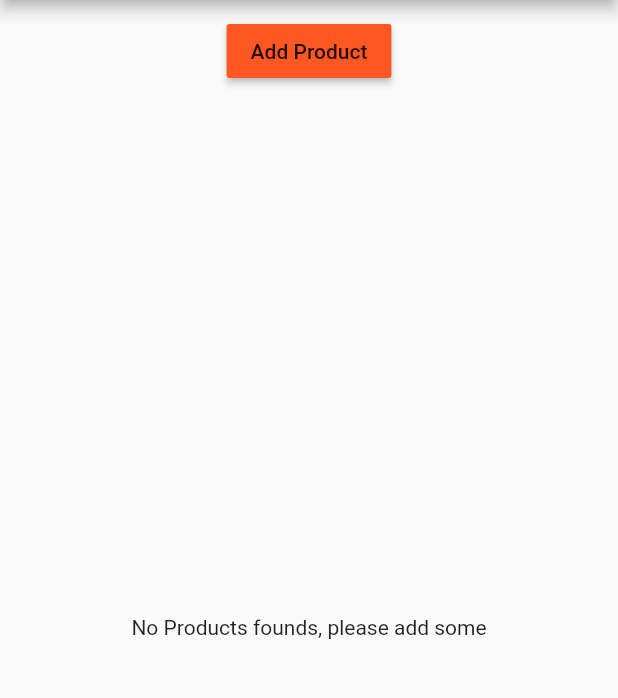
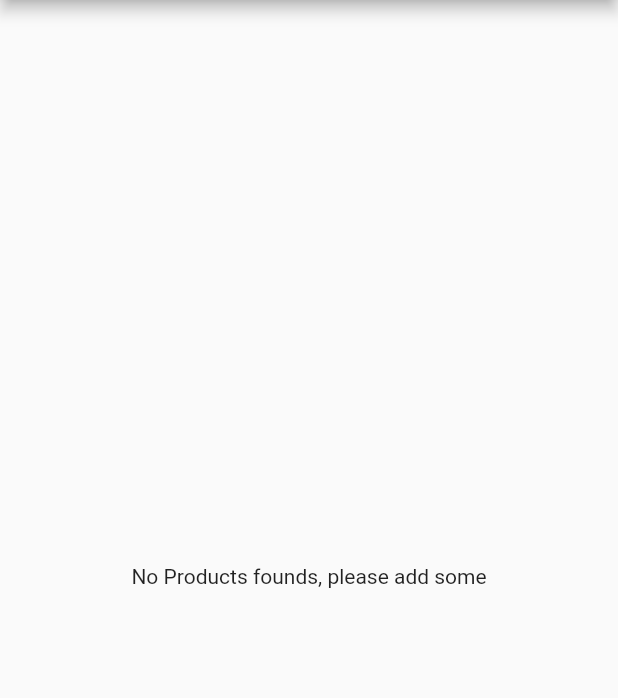
Before and after one commit to zakariae-/flutter_first_app, a Flutter app: the screen it shows after launch, on a phone screen of 412 x 824 dp, the part 84-782 px from its top. Run offline on Flutter 3.47's test engine with Material 2 defaults, Android fonts, the phone set to English and light mode, and no system bars.

Commit message:
Using form to create new product

```diff
--- a/lib/main.dart
+++ b/lib/main.dart
@@ -1,6 +1,5 @@
 import 'package:flutter/material.dart';
 // import 'package:flutter/rendering.dart';
-import './pages/auth.dart';
 import './pages/products_admin.dart';
 import './pages/products.dart';
 import './pages/product.dart';
@@ -20,9 +19,9 @@ class MyApp extends StatefulWidget {
 }
 
 class _MyAppState extends State<MyApp> {
-  List<Map<String, String>> _products = [];
+  List<Map<String, dynamic>> _products = [];
 
-  void _addProduct(Map<String, String> product) {
+  void _addProduct(Map<String, dynamic> product) {
     setState(() {
       _products.add(product);
     });
@@ -44,8 +43,8 @@ class _MyAppState extends State<MyApp> {
           accentColor: Colors.deepPurple[100]),
       // home: AuthPage(),
       routes: {
-        '/': (BuildContext context) => ProductsPage(_products, _addProduct, _deleteProduct),
-        '/admin': (BuildContext context) => ProductsAdminPage(),
+        '/': (BuildContext context) => ProductsPage(_products),
+        '/admin': (BuildContext context) => ProductsAdminPage(_addProduct, _deleteProduct),
       },
       onGenerateRoute: (RouteSettings setting) {
         final List<String> pathElements = setting.name.split('/');
@@ -63,7 +62,7 @@ class _MyAppState extends State<MyApp> {
       },
       onUnknownRoute: (RouteSettings settings) {
         return MaterialPageRoute(builder: (BuildContext context) {
-          ProductsPage(_products, _addProduct, _deleteProduct);
+          ProductsPage(_products);
         });
       },
     );
--- a/lib/pages/products.dart
+++ b/lib/pages/products.dart
@@ -3,11 +3,9 @@ import '../product_manager.dart';
 import './products_admin.dart';
 
 class ProductsPage extends StatelessWidget {
-  final List<Map<String, String>> products;
-  final Function addProduct;
-  final Function deleteProduct;
+  final List<Map<String, dynamic>> products;
 
-  ProductsPage(this.products, this.addProduct, this.deleteProduct);
+  ProductsPage(this.products);
 
   @override
   Widget build(BuildContext context) {
@@ -29,7 +27,7 @@ class ProductsPage extends StatelessWidget {
       appBar: AppBar(
         title: Text('First App'),
       ),
-      body: ProductManager(products, addProduct, deleteProduct),
+      body: ProductManager(products),
     );
   }
 }
--- a/lib/product_control.dart
+++ /dev/null
@@ -1,18 +0,0 @@
-import 'package:flutter/material.dart';
-
-class ProductControl extends StatelessWidget {
-  final Function addProduct;
-
-  ProductControl({this.addProduct});
-
-  @override
-  Widget build(BuildContext context) {
-    return RaisedButton(
-      color: Theme.of(context).primaryColor,
-      onPressed: () {
-        addProduct({'title': 'Chocolate', 'image' : 'assets/food.jpg'});
-      },
-      child: Text('Add Product'),
-    );
-  }
-}
--- a/lib/product_manager.dart
+++ b/lib/product_manager.dart
@@ -1,27 +1,18 @@
 import 'package:flutter/material.dart';
 import './products.dart';
-import './product_control.dart';
 
 class ProductManager extends StatelessWidget {
-  final List<Map<String, String>> products;
-  final Function addProduct;
-  final Function deleteProduct;
+  final List<Map<String, dynamic>> products;
 
-  ProductManager(this.products, this.addProduct, this.deleteProduct);
+  ProductManager(this.products);
 
   @override
   Widget build(BuildContext context) {
     print('[ProductManager Widget] build()');
     return Column(
       children: <Widget>[
-        Container(
-          margin: EdgeInsets.all(10.0),
-          child: ProductControl(
-            addProduct: addProduct,
-          ),
-        ),
         Expanded(
-          child: Products(products: products, deleteProduct : deleteProduct),
+          child: Products(products: products),
         )
       ],
     );
--- a/lib/products.dart
+++ b/lib/products.dart
@@ -2,10 +2,9 @@ import 'package:flutter/material.dart';
 import './pages/product.dart';
 
 class Products extends StatelessWidget {
-  final List<Map<String, String>> products;
-  final Function deleteProduct;
+  final List<Map<String, dynamic>> products;
 
-  Products({this.products, this.deleteProduct}) {
+  Products({this.products}) {
     print('[Products Widget] Constructor');
   }
 
@@ -20,14 +19,8 @@ class Products extends StatelessWidget {
             children: <Widget>[
               FlatButton(
                 child: Text('Detail'),
-                onPressed: () => Navigator
-                        .pushNamed<bool>(
-                            context, '/product/' + index.toString())
-                        .then((bool value) {
-                      if (value) {
-                        deleteProduct(index);
-                      }
-                    }),
+                onPressed: () => Navigator.pushNamed<bool>(
+                    context, '/product/' + index.toString()),
               ),
             ],
           )
```
Also changed, not shown: lib/pages/product_create.dart (+21 -2 lines), lib/pages/products_admin.dart (+7 -2 lines).
